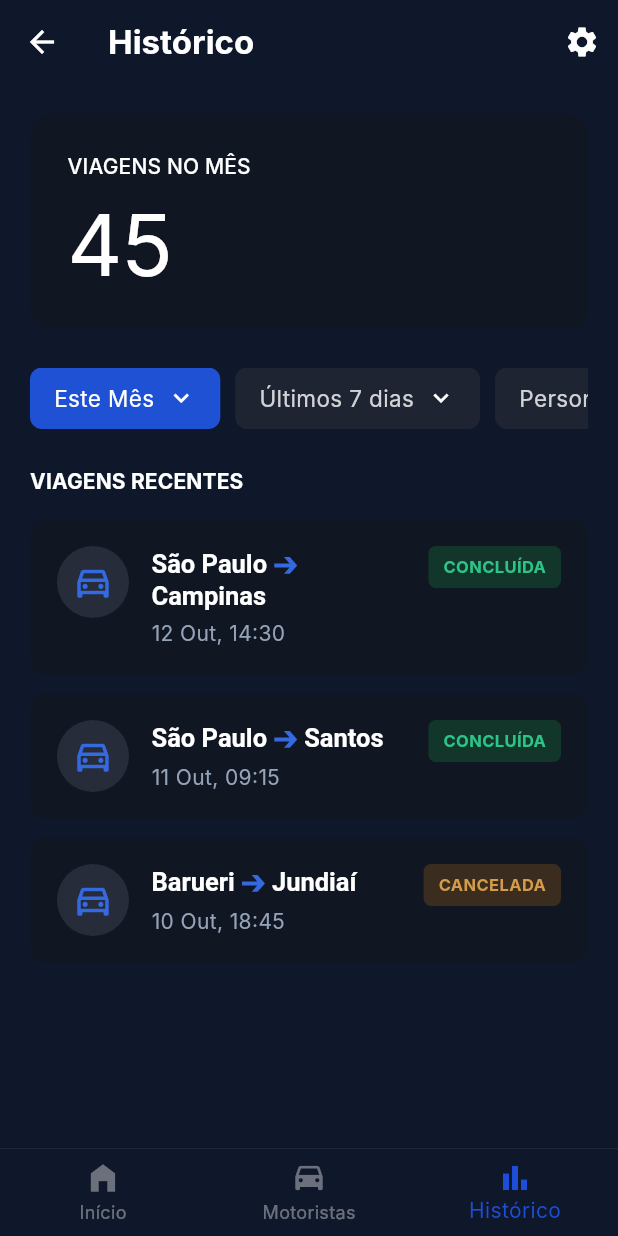
After one commit to braraujo-dev/QMob, a Flutter app: the AdminHomePage screen opened by its route, item 3 of the bottom bar chosen, on a phone screen of 412 x 824 dp. The commit adds this screen. Run offline on Flutter 3.47's test engine with Material 3 defaults, Android fonts, the phone set to English and light mode, and no system bars; our stand-ins replace dartz, geocoding, geolocator, get_it, google_maps_flutter, image_picker and 2 more; accounts and stored records are empty; Roboto replaces fonts that are missing (Inter).

Commit message:
Implementação de histórico com dados mocados na page

```diff
--- /dev/null
+++ b/lib/features/historic/presentation/pages/historic_page.dart
@@ -0,0 +1,242 @@
+import 'package:flutter/material.dart';
+
+class HistoricPage extends StatelessWidget {
+  const HistoricPage({super.key});
+
+  @override
+  Widget build(BuildContext context) {
+    return SingleChildScrollView(
+      padding: const EdgeInsets.symmetric(horizontal: 20.0, vertical: 20.0),
+      child: Column(
+        crossAxisAlignment: CrossAxisAlignment.start,
+        children: [
+          const ResumoMesCard(quantidadeViagens: 45),
+          const SizedBox(height: 25),
+          // Substitua sua Row por isso:
+          // Substitua sua Row por isso:
+          SingleChildScrollView(
+            scrollDirection: Axis.horizontal, // Habilita o scroll lateral
+            child: Row(
+              children: [
+                FilterButton(text: 'Este Mês', icon: Icons.keyboard_arrow_down, isSelected: true),
+                const SizedBox(width: 10),
+                FilterButton(
+                  text: 'Últimos 7 dias',
+                  icon: Icons.keyboard_arrow_down,
+                  isSelected: false,
+                ),
+                const SizedBox(width: 10),
+                FilterButton(
+                  text: 'Personalizado',
+                  icon: Icons.keyboard_arrow_down,
+                  isSelected: false,
+                  isCut: true,
+                ),
+              ],
+            ),
+          ),
+          const SizedBox(height: 25),
+
+          Text(
+            'VIAGENS RECENTES',
+            style: Theme.of(context).textTheme.titleSmall!.copyWith(fontWeight: FontWeight.bold),
+          ),
+          const SizedBox(height: 15),
+
+          const TripCard(
+            origem: 'São Paulo',
+            destino: 'Campinas',
+            data: '12 Out',
+            hora: '14:30',
+            status: TripStatus.concluida,
+          ),
+          const TripCard(
+            origem: 'São Paulo',
+            destino: 'Santos',
+            data: '11 Out',
+            hora: '09:15',
+            status: TripStatus.concluida,
+          ),
+          const TripCard(
+            origem: 'Barueri',
+            destino: 'Jundiaí',
+            data: '10 Out',
+            hora: '18:45',
+            status: TripStatus.cancelada,
+          ),
+          const SizedBox(height: 20),
+        ],
+      ),
+    );
+  }
+}
+
+class ResumoMesCard extends StatelessWidget {
+  final int quantidadeViagens;
+
+  const ResumoMesCard({super.key, required this.quantidadeViagens});
+
+  @override
+  Widget build(BuildContext context) {
+    return Container(
+      width: double.infinity,
+      padding: const EdgeInsets.all(25.0),
+      decoration: BoxDecoration(
+        color: Theme.of(context).cardColor,
+        borderRadius: BorderRadius.circular(15),
+      ),
+      child: Column(
+        crossAxisAlignment: CrossAxisAlignment.start,
+        children: [
+          Text('VIAGENS NO MÊS', style: Theme.of(context).textTheme.titleSmall),
+          const SizedBox(height: 10),
+          Text('$quantidadeViagens', style: Theme.of(context).textTheme.displayLarge),
+        ],
+      ),
+    );
+  }
+}
+
+class FilterButton extends StatelessWidget {
+  final String text;
+  final IconData icon;
+  final bool isSelected;
+  final bool isCut;
+
+  const FilterButton({
+    super.key,
+    required this.text,
+    required this.icon,
+    required this.isSelected,
+    this.isCut = false,
+  });
+
+  @override
+  Widget build(BuildContext context) {
+    return Container(
+      padding: const EdgeInsets.symmetric(horizontal: 16, vertical: 10),
+      decoration: BoxDecoration(
+        color: isSelected ? const Color(0xFF1E51D3) : const Color(0xFF1E2432),
+        borderRadius: isCut
+            ? const BorderRadius.only(topLeft: Radius.circular(8), bottomLeft: Radius.circular(8))
+            : BorderRadius.circular(8),
+      ),
+      child: Row(
+        mainAxisSize: MainAxisSize.min,
+        children: [
+          Text(
+            text,
+            style: TextStyle(color: Colors.white.withOpacity(isSelected ? 1.0 : 0.8), fontSize: 15),
+          ),
+          const SizedBox(width: 8),
+          Icon(icon, color: Colors.white, size: 20),
+        ],
+      ),
+    );
+  }
+}
+
+enum TripStatus { concluida, cancelada }
+
+class TripCard extends StatelessWidget {
+  final String origem;
+  final String destino;
+  final String data;
+  final String hora;
+  final TripStatus status;
+
+  const TripCard({
+    super.key,
+    required this.origem,
+    required this.destino,
+    required this.data,
+    required this.hora,
+    required this.status,
+  });
+
+  @override
+  Widget build(BuildContext context) {
+    return Container(
+      margin: const EdgeInsets.only(bottom: 12),
+      padding: const EdgeInsets.all(18.0),
+      decoration: BoxDecoration(
+        color: Theme.of(context).cardColor,
+        borderRadius: BorderRadius.circular(12),
+      ),
+      child: Row(
+        crossAxisAlignment: CrossAxisAlignment.start,
+        children: [
+          Container(
+            padding: const EdgeInsets.all(10),
+            decoration: BoxDecoration(
+              color: const Color(0xFF262C3A),
+              borderRadius: BorderRadius.circular(50),
+            ),
+            child: const Icon(
+              Icons.directions_car_filled_outlined,
+              color: Color(0xFF3469E2),
+              size: 28,
+            ),
+          ),
+          const SizedBox(width: 15),
+          Expanded(
+            child: Column(
+              crossAxisAlignment: CrossAxisAlignment.start,
+              children: [
+                RichText(
+                  text: TextSpan(
+                    style: const TextStyle(
+                      fontSize: 17,
+                      color: Colors.white,
+                      fontWeight: FontWeight.bold,
+                    ),
+                    children: <TextSpan>[
+                      TextSpan(text: origem),
+                      const TextSpan(
+                        text: ' ➔ ',
+                        style: TextStyle(color: Color(0xFF3469E2)),
+                      ),
+                      TextSpan(text: destino),
+                    ],
+                  ),
+                ),
+                const SizedBox(height: 5),
+                Text('$data, $hora', style: Theme.of(context).textTheme.bodyMedium),
+              ],
+            ),
+          ),
+          const SizedBox(width: 10),
+          _buildStatusTag(status),
+        ],
+      ),
+    );
+  }
+
+  Widget _buildStatusTag(TripStatus status) {
+    String text;
+    Color bgColor;
+    Color textColor;
+
+    switch (status) {
+      case TripStatus.concluida:
+        text = 'CONCLUÍDA';
+        bgColor = const Color(0xFF13362A);
+        textColor = const Color(0xFF2DC489);
+        break;
+      case TripStatus.cancelada:
+        text = 'CANCELADA';
+        bgColor = const Color(0xFF3A2D1F);
+        textColor = const Color(0xFFD49C4A);
+        break;
+    }
+
+    return Container(
+      padding: const EdgeInsets.symmetric(horizontal: 10, vertical: 6),
+      decoration: BoxDecoration(color: bgColor, borderRadius: BorderRadius.circular(5)),
+      child: Text(
+        text,
+        style: TextStyle(color: textColor, fontSize: 11, fontWeight: FontWeight.bold),
+      ),
+    );
+  }
+}
--- a/lib/features/home/presentation/pages/admin_home_page.dart
+++ b/lib/features/home/presentation/pages/admin_home_page.dart
@@ -1,4 +1,5 @@
 import 'package:alternative/core/di/injection_container.dart';
+import 'package:alternative/features/historic/presentation/pages/historic_page.dart';
 import 'package:alternative/features/home/domain/entities/driver_entity.dart';
 import 'package:alternative/features/home/presentation/controllers/driver_controller.dart';
 import 'package:alternative/features/home/presentation/controllers/driver_state.dart';
@@ -6,21 +7,29 @@ import 'package:alternative/routes/app_routes_manager.dart';
 import 'package:flutter/material.dart';
 
 class AdminHomePage extends StatefulWidget {
-  const AdminHomePage({super.key}); // Construtor limpo
+  const AdminHomePage({super.key});
 
   @override
   State<AdminHomePage> createState() => _AdminHomePageState();
 }
 
 class _AdminHomePageState extends State<AdminHomePage> {
-  // Buscamos a instância aqui
   final controller = sl<DriverController>();
-  bool _temMotoristas = false;
+  int _currentIndex = 1;
+
+  late final List<Widget> _pages;
 
   @override
   void initState() {
     super.initState();
-    // Inicia a busca dos dados
+    _pages = [
+      const Center(
+        child: Text('Início', style: TextStyle(color: Colors.white)),
+      ),
+      buildDriverListBody(),
+      const HistoricPage(),
+    ];
+
     WidgetsBinding.instance.addPostFrameCallback((_) {
       controller.fetchDrivers();
     });
@@ -33,50 +42,40 @@ class _AdminHomePageState extends State<AdminHomePage> {
 
     return Scaffold(
       backgroundColor: bgDark,
-      appBar: _buildAppBar(bgDark, accentBlue, _temMotoristas),
-      body: ValueListenableBuilder<DriverState>(
-        valueListenable: controller,
-        builder: (context, state, child) {
-          if (state is DriverLoadingState && controller.drivers.isEmpty) {
-            return const Center(child: CircularProgressIndicator(color: accentBlue));
-          }
-
-          if (state is DriverErrorState) {
-            return Center(
-              child: Text(state.message, style: const TextStyle(color: Colors.red)),
-            );
-          }
-
-          final motoristas = controller.drivers;
-
-          // Atualiza o estado da AppBar para mostrar/esconder o ícone de busca
-          WidgetsBinding.instance.addPostFrameCallback((_) {
-            if (mounted && _temMotoristas != motoristas.isNotEmpty) {
-              setState(() => _temMotoristas = motoristas.isNotEmpty);
-            }
-          });
-
-          if (motoristas.isEmpty) {
-            return _buildEmptyState(accentBlue);
-          }
-
-          return _buildListView(motoristas);
-        },
-      ),
-      bottomNavigationBar: _buildBottomNav(accentBlue),
+      appBar: buildAppBar(bgDark, accentBlue),
+      body: IndexedStack(index: _currentIndex, children: _pages),
+      bottomNavigationBar: buildBottomNav(accentBlue),
     );
   }
 
-  PreferredSizeWidget _buildAppBar(Color bg, Color accent, bool mostrarBusca) {
+  PreferredSizeWidget buildAppBar(Color bg, Color accent) {
+    String title;
+    bool mostrarBusca = false;
+
+    switch (_currentIndex) {
+      case 0:
+        title = 'Início';
+        break;
+      case 1:
+        title = 'Motoristas';
+        mostrarBusca = controller.drivers.isNotEmpty;
+        break;
+      case 2:
+        title = 'Histórico';
+        break;
+      default:
+        title = 'Alternative';
+    }
+
     return AppBar(
       backgroundColor: bg,
       elevation: 0,
-      title: const Text(
-        'Motoristas',
-        style: TextStyle(color: Colors.white, fontWeight: FontWeight.bold),
+      title: Text(
+        title,
+        style: const TextStyle(color: Colors.white, fontWeight: FontWeight.bold),
       ),
       actions: [
-        if (mostrarBusca)
+        if (mostrarBusca && _currentIndex == 1)
           IconButton(
             onPressed: () {},
             icon: const Icon(Icons.search, color: Colors.white),
@@ -89,7 +88,29 @@ class _AdminHomePageState extends State<AdminHomePage> {
     );
   }
 
-  Widget _buildListView(List<DriverEntity> motoristas) {
+  Widget buildDriverListBody() {
+    return ValueListenableBuilder<DriverState>(
+      valueListenable: controller,
+      builder: (context, state, child) {
+        if (state is DriverLoadingState && controller.drivers.isEmpty) {
+          return const Center(child: CircularProgressIndicator(color: Color(0xFF1D4ED8)));
+        }
+
+        if (state is DriverErrorState) {
+          return Center(
+            child: Text(state.message, style: const TextStyle(color: Colors.red)),
+          );
+        }
+
+        final motoristas = controller.drivers;
+        if (motoristas.isEmpty) return buildEmptyState(const Color(0xFF1D4ED8));
+
+        return buildListView(motoristas);
+      },
+    );
+  }
+
+  Widget buildListView(List<DriverEntity> motoristas) {
     return RefreshIndicator(
       onRefresh: () => controller.fetchDrivers(),
       child: Padding(
@@ -114,9 +135,7 @@ class _AdminHomePageState extends State<AdminHomePage> {
             Expanded(
               child: ListView.builder(
                 itemCount: motoristas.length,
-                itemBuilder: (context, index) {
-                  return _buildDriverCard(motoristas[index]);
-                },
+                itemBuilder: (context, index) => buildDriverCard(motoristas[index]),
               ),
             ),
           ],
@@ -125,7 +144,7 @@ class _AdminHomePageState extends State<AdminHomePage> {
     );
   }
 
-  Widget _buildDriverCard(DriverEntity m) {
+  Widget buildDriverCard(DriverEntity m) {
     return Container(
       margin: const EdgeInsets.only(bottom: 12),
       padding: const EdgeInsets.all(16),
@@ -136,7 +155,7 @@ class _AdminHomePageState extends State<AdminHomePage> {
       ),
       child: Row(
         children: [
-          _buildAvatar(null, 'ativo'),
+          buildAvatar(null, 'ativo'),
           const SizedBox(width: 16),
           Expanded(
             child: Column(
@@ -179,9 +198,7 @@ class _AdminHomePageState extends State<AdminHomePage> {
     );
   }
 
-  Widget _buildAvatar(String? url, String? status) {
-    Color statusColor = status == 'ativo' ? Colors.green : Colors.grey;
-
+  Widget buildAvatar(String? url, String? status) {
     return Stack(
       children: [
         CircleAvatar(
@@ -197,7 +214,7 @@ class _AdminHomePageState extends State<AdminHomePage> {
             width: 14,
             height: 14,
             decoration: BoxDecoration(
-              color: statusColor,
+              color: status == 'ativo' ? Colors.green : Colors.grey,
               shape: BoxShape.circle,
               border: Border.all(color: const Color(0xFF1E293B), width: 2.5),
             ),
@@ -207,7 +224,7 @@ class _AdminHomePageState extends State<AdminHomePage> {
     );
   }
 
-  Widget _buildEmptyState(Color accentBlue) {
+  Widget buildEmptyState(Color accentBlue) {
     return Center(
       child: Padding(
         padding: const EdgeInsets.symmetric(horizontal: 40),
@@ -251,7 +268,7 @@ class _AdminHomePageState extends State<AdminHomePage> {
     );
   }
 
-  Widget _buildBottomNav(Color accentBlue) {
+  Widget buildBottomNav(Color accentBlue) {
     return Container(
       decoration: const BoxDecoration(
         border: Border(top: BorderSide(color: Colors.white10, width: 0.5)),
@@ -261,11 +278,12 @@ class _AdminHomePageState extends State<AdminHomePage> {
         type: BottomNavigationBarType.fixed,
         selectedItemColor: accentBlue,
         unselectedItemColor: Colors.white38,
-        currentIndex: 1,
+        currentIndex: _currentIndex,
+        onTap: (index) => setState(() => _currentIndex = index),
         items: const [
           BottomNavigationBarItem(icon: Icon(Icons.home_filled), label: "Início"),
           BottomNavigationBarItem(icon: Icon(Icons.drive_eta), label: "Motoristas"),
-          BottomNavigationBarItem(icon: Icon(Icons.bar_chart), label: "Relatórios"),
+          BottomNavigationBarItem(icon: Icon(Icons.bar_chart), label: "Histórico"),
         ],
       ),
     );
--- a/lib/routes/app_routes_manager.dart
+++ b/lib/routes/app_routes_manager.dart
@@ -1,6 +1,7 @@
 import 'package:alternative/features/auth/presentation/pages/auth_page.dart';
 import 'package:alternative/features/auth/presentation/pages/forgot_password_page.dart';
 import 'package:alternative/features/checkin/presentation/pages/checkin_page.dart';
+import 'package:alternative/features/historic/presentation/pages/historic_page.dart';
 import 'package:alternative/features/home/presentation/pages/admin_home_page.dart';
 import 'package:alternative/features/home/presentation/pages/driver_register_page.dart';
 import 'package:alternative/features/main/presentation/pages/main_page.dart';
@@ -19,6 +20,7 @@ class AppRoutes {
   static const String driverRegister = '/driverRegister';
   static const String profile = '/profile';
   static const String editProfile = '/editProfile';
+  static const String historic = '/historic';
 
   static Map<String, WidgetBuilder> get routes => {
     auth: (context) => const AuthPage(),
@@ -30,5 +32,6 @@ class AppRoutes {
     driverRegister: (context) => const DriverRegisterPage(),
     profile: (context) => const ProfilePage(),
     editProfile: (context) => const EditProfilePage(),
+    historic: (context) => const HistoricPage(),
   };
 }
```
